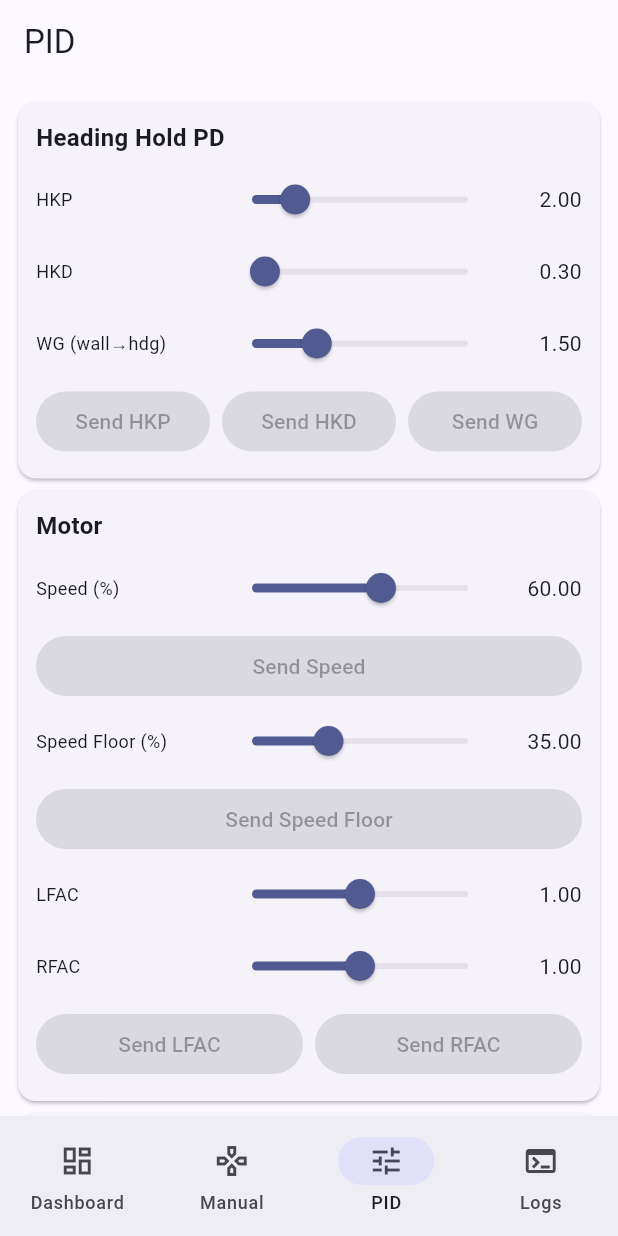
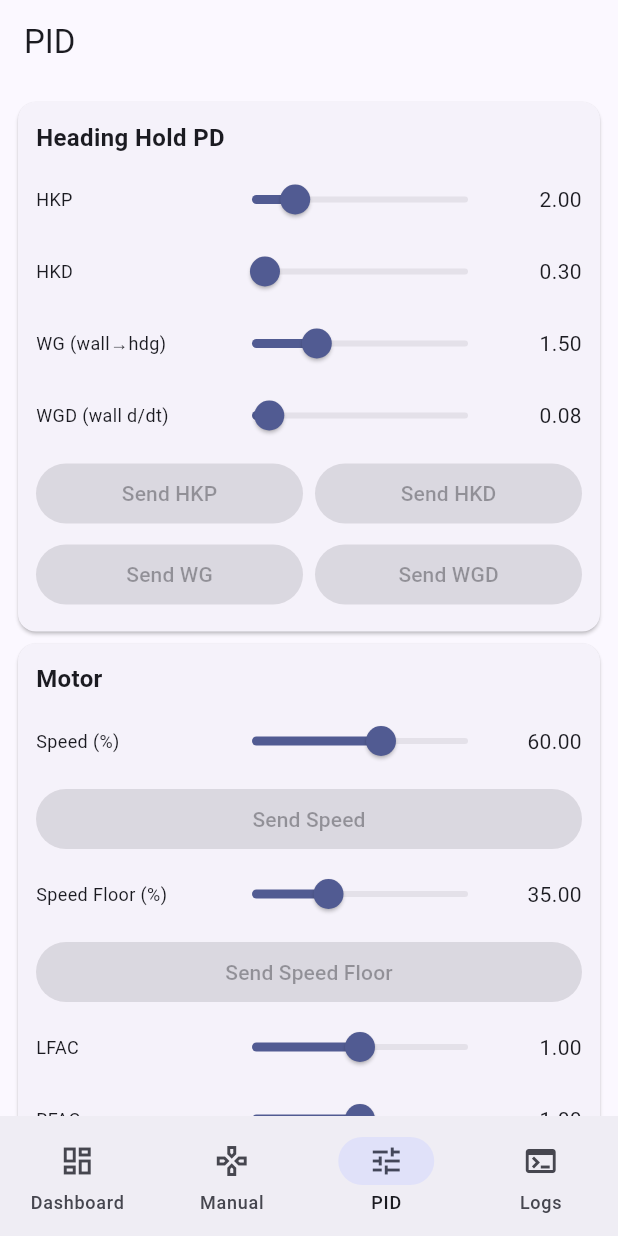
Before and after one commit to youssefnoser/wall-follower, a Flutter app: the screen it shows after launch, item 3 of the bottom bar chosen, on a phone screen of 412 x 824 dp. Run offline on Flutter 3.47's test engine with Material 3 defaults, Android fonts, the phone set to English and light mode, and no system bars; our stand-ins replace shared_preferences.

Commit message:
feat: add wgd parameter for wall control in Telemetry and PidScreen

```diff
--- a/app/robot_remote/lib/net/telemetry.dart
+++ b/app/robot_remote/lib/net/telemetry.dart
@@ -4,7 +4,7 @@
 /// updates what it actually carries.
 class Telemetry {
   // Heading-hold PD
-  final double? hkp, hkd, wg;
+  final double? hkp, hkd, wg, wgd;
   // Dead-band margin & base speed
   final double? mb;
   final int? spd;
@@ -33,6 +33,7 @@ class Telemetry {
     this.hkp,
     this.hkd,
     this.wg,
+    this.wgd,
     this.mb,
     this.spd,
     this.lfac,
@@ -70,6 +71,7 @@ class Telemetry {
         hkp: next.hkp ?? hkp,
         hkd: next.hkd ?? hkd,
         wg: next.wg ?? wg,
+        wgd: next.wgd ?? wgd,
         mb: next.mb ?? mb,
         spd: next.spd ?? spd,
         lfac: next.lfac ?? lfac,
@@ -116,6 +118,7 @@ class Telemetry {
       hkp: _f(f('HKP')),
       hkd: _f(f('HKD')),
       wg: _f(f('WG')),
+      wgd: _f(f('WGD')),
       mb: _f(f('MB')),
       spd: _i(f('SPD')) ?? _i(f('SPEED')),
       lfac: _f(f('LFAC')),
--- a/app/robot_remote/lib/screens/pid_screen.dart
+++ b/app/robot_remote/lib/screens/pid_screen.dart
@@ -12,7 +12,7 @@ class PidScreen extends StatefulWidget {
 
 class _PidScreenState extends State<PidScreen> {
   // Heading hold
-  double hkp = 2.0, hkd = 0.3, wg = 1.5;
+  double hkp = 2.0, hkd = 0.3, wg = 1.5, wgd = 0.08;
   // Dead-band & speed
   double mb = 2.0, speed = 60, speedFloor = 35;
   // Motor factors
@@ -40,6 +40,7 @@ class _PidScreenState extends State<PidScreen> {
     if (t.hkp != null) hkp = t.hkp!;
     if (t.hkd != null) hkd = t.hkd!;
     if (t.wg != null) wg = t.wg!;
+    if (t.wgd != null) wgd = t.wgd!;
     if (t.mb != null) mb = t.mb!;
     if (t.spd != null) speed = t.spd!.toDouble();
     if (t.speedFloor != null) speedFloor = t.speedFloor!.toDouble();
@@ -82,15 +83,21 @@ class _PidScreenState extends State<PidScreen> {
             _slider('HKP', hkp, 0, 10, (v) => setState(() => hkp = v)),
             _slider('HKD', hkd, 0, 5, (v) => setState(() => hkd = v)),
             _slider('WG (wall→hdg)', wg, 0, 5, (v) => setState(() => wg = v)),
+            _slider('WGD (wall d/dt)', wgd, 0, 1,
+                (v) => setState(() => wgd = v)),
             Row(children: [
               Expanded(child: _sendBtn('Send HKP',
                   c ? () => state.send('HKP=${hkp.toStringAsFixed(3)}') : null)),
               const SizedBox(width: 8),
               Expanded(child: _sendBtn('Send HKD',
                   c ? () => state.send('HKD=${hkd.toStringAsFixed(3)}') : null)),
-              const SizedBox(width: 8),
+            ]),
+            Row(children: [
               Expanded(child: _sendBtn('Send WG',
                   c ? () => state.send('WG=${wg.toStringAsFixed(3)}') : null)),
+              const SizedBox(width: 8),
+              Expanded(child: _sendBtn('Send WGD',
+                  c ? () => state.send('WGD=${wgd.toStringAsFixed(4)}') : null)),
             ]),
           ]),
 
```
